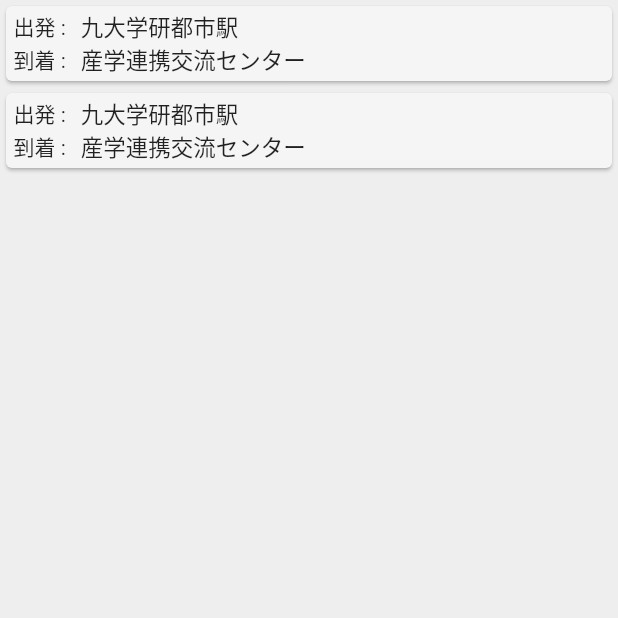
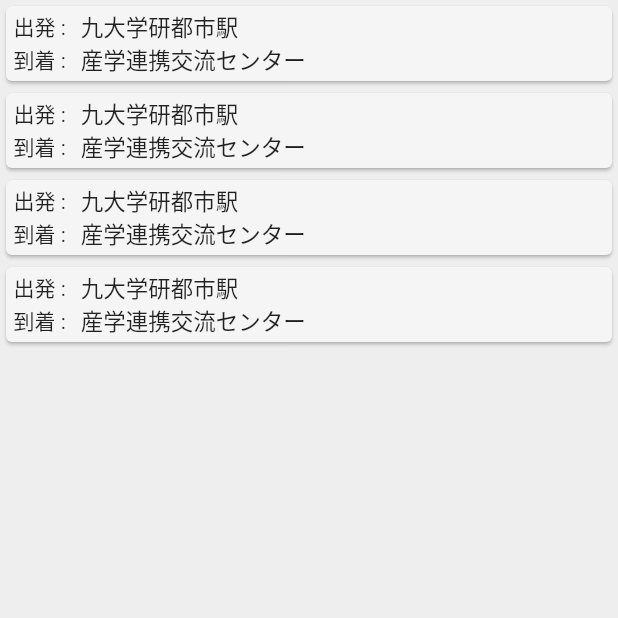
Before and after one commit to shin-shin-01/buskun-app, a Flutter app: the FavoriteWidget screen opened directly, on a phone screen of 412 x 824 dp, the top half of it. Run offline on Flutter 3.47's test engine with Material 2 defaults, Android fonts, the phone set to English and light mode, and no system bars; our stand-ins replace flutter_datetime_picker, font_awesome_flutter, google_fonts; network calls fail; Roboto replaces fonts that are missing (Poppins).

Commit message:
refactoring: bus_pair list

```diff
--- /dev/null
+++ b/lib/model/bus_pair.dart
@@ -0,0 +1,9 @@
+class BusPair {
+  final String origin;
+  final String destination;
+
+  BusPair({
+    this.origin,
+    this.destination,
+  });
+}
--- a/lib/ui/favorite/favorite.dart
+++ b/lib/ui/favorite/favorite.dart
@@ -28,7 +28,6 @@ class _FavoriteWidgetState extends State<FavoriteWidget> {
               Expanded(
                 child: Container(
                   width: double.infinity,
-                  height: MediaQuery.of(context).size.height * 0.07,
                   decoration: BoxDecoration(
                     color: Color(0xFFEEEEEE),
                   ),
@@ -36,7 +35,28 @@ class _FavoriteWidgetState extends State<FavoriteWidget> {
                     padding: EdgeInsets.zero,
                     scrollDirection: Axis.vertical,
                     children: [
-                      Card(
+                      BusPairCard(),
+                      BusPairCard(),
+                      BusPairCard(),
+                      BusPairCard()
+                    ],
+                  ),
+                ),
+              ),
+            ],
+          ),
+        ),
+      ),
+    );
+  }
+}
+
+class BusPairCard extends StatelessWidget {
+  BusPair bus_pair = BusPair(origin: "九大学研都市駅", destination: "産学連携交流センター");
+
+  @override
+  Widget build(BuildContext context) {
+    return Card(
       clipBehavior: Clip.antiAliasWithSaveLayer,
       color: Color(0xFFF5F5F5),
       child: Padding(
@@ -60,7 +80,7 @@ class _FavoriteWidgetState extends State<FavoriteWidget> {
                 Padding(
                   padding: EdgeInsets.fromLTRB(10, 0, 0, 0),
                   child: Text(
-                                      '九大学研都市駅',
+                    bus_pair.origin,
                     style: TextStyle(
                       fontFamily: 'Poppins',
                       fontSize: 15,
@@ -85,7 +105,7 @@ class _FavoriteWidgetState extends State<FavoriteWidget> {
                 Padding(
                   padding: EdgeInsets.fromLTRB(10, 0, 0, 0),
                   child: Text(
-                                      '産学連携交流センター',
+                    bus_pair.destination,
                     style: TextStyle(
                       fontFamily: 'Poppins',
                       fontSize: 15,
@@ -97,77 +117,6 @@ class _FavoriteWidgetState extends State<FavoriteWidget> {
           ],
         ),
       ),
-                      ),
-                      Card(
-                        clipBehavior: Clip.antiAliasWithSaveLayer,
-                        color: Color(0xFFF5F5F5),
-                        child: Padding(
-                          padding: EdgeInsets.fromLTRB(5, 3, 3, 3),
-                          child: Column(
-                            mainAxisSize: MainAxisSize.max,
-                            children: [
-                              Row(
-                                mainAxisSize: MainAxisSize.max,
-                                crossAxisAlignment: CrossAxisAlignment.end,
-                                children: [
-                                  Padding(
-                                    padding: EdgeInsets.fromLTRB(0, 0, 0, 1),
-                                    child: Text(
-                                      '出発 :',
-                                      style: TextStyle(
-                                        fontFamily: 'Poppins',
-                                      ),
-                                    ),
-                                  ),
-                                  Padding(
-                                    padding: EdgeInsets.fromLTRB(10, 0, 0, 0),
-                                    child: Text(
-                                      '九大学研都市駅',
-                                      style: TextStyle(
-                                        fontFamily: 'Poppins',
-                                        fontSize: 15,
-                                      ),
-                                    ),
-                                  )
-                                ],
-                              ),
-                              Row(
-                                mainAxisSize: MainAxisSize.max,
-                                crossAxisAlignment: CrossAxisAlignment.end,
-                                children: [
-                                  Padding(
-                                    padding: EdgeInsets.fromLTRB(0, 0, 0, 1),
-                                    child: Text(
-                                      '到着 :',
-                                      style: TextStyle(
-                                        fontFamily: 'Poppins',
-                                      ),
-                                    ),
-                                  ),
-                                  Padding(
-                                    padding: EdgeInsets.fromLTRB(10, 0, 0, 0),
-                                    child: Text(
-                                      '産学連携交流センター',
-                                      style: TextStyle(
-                                        fontFamily: 'Poppins',
-                                        fontSize: 15,
-                                      ),
-                                    ),
-                                  )
-                                ],
-                              )
-                            ],
-                          ),
-                        ),
-                      )
-                    ],
-                  ),
-                ),
-              ),
-            ],
-          ),
-        ),
-      ),
     );
   }
 }
```
Lines whose indentation alone changed are shown as unchanged.
